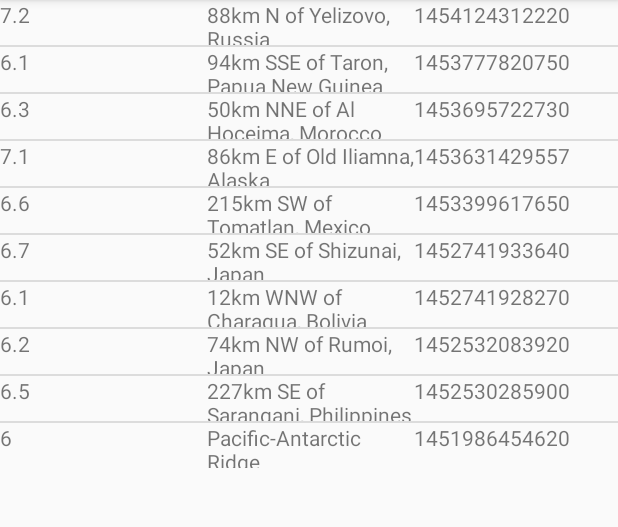
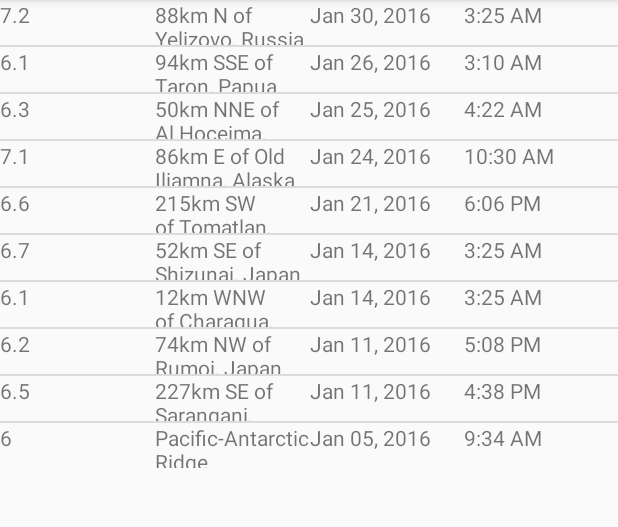
Before and after one commit to orrpeles/androidDevJsonArrayList, an Android app: the screen it shows after launch (MainActivity), on a phone screen of 412 x 824 dp, the part 84-611 px from its top. Run offline under Robolectric (Android 15) with nearby library versions, the phone set to English and light mode, and no system bars.

Commit message:
formatted time to display correctly

```diff
--- a/app/src/main/java/com/example/customadapter4/QueryUtils.java
+++ b/app/src/main/java/com/example/customadapter4/QueryUtils.java
@@ -53,7 +53,7 @@ public final class QueryUtils {
                 // get properties for JSONObject
                 String magnitueID = properties.getString("mag");
                 String locationID = properties.getString("place");
-                String dateID = properties.getString("time");
+                long dateID = properties.getLong("time");
                 // append params to earthquakes arraylist
                 earthquakes.add(new quake(magnitueID, locationID, dateID));
 
--- a/app/src/main/java/com/example/customadapter4/earthquakeAdapter.java
+++ b/app/src/main/java/com/example/customadapter4/earthquakeAdapter.java
@@ -13,7 +13,9 @@ import androidx.annotation.Nullable;
 
 import org.w3c.dom.Text;
 
+import java.text.SimpleDateFormat;
 import java.util.ArrayList;
+import java.util.Date;
 import java.util.List;
 
 public class earthquakeAdapter extends ArrayAdapter <quake> {
@@ -33,14 +35,36 @@ public class earthquakeAdapter extends ArrayAdapter <quake> {
         }
 
         TextView magnitude = convertView.findViewById(R.id.magnitude);
+        magnitude.setText(qke.getMagnitude());
+
         TextView location = convertView.findViewById(R.id.location);
-        TextView date = convertView.findViewById(R.id.date);
+        location.setText(qke.getLocation());
 
-        magnitude.setText(qke.getMagnitude());
-        location.setText(qke.getLocation());
-        date.setText(qke.getDate());
+
+        // create a new data object from time in milliseconds of the quake
+        Date dateObject = new Date(qke.getTimeInMilliseconds());
+        //find the textview
+        TextView dateInMilliseconds = convertView.findViewById(R.id.date);
+        String formattedDate = formatDate(dateObject);
+        dateInMilliseconds.setText(formattedDate);
+
+        // find TV with time
+        TextView timeView = convertView.findViewById(R.id.time);
+        String formattedTime = formatTime(dateObject);
+        timeView.setText(formattedTime);
+
 
         return convertView;
 
     }
+
+    private String formatTime(Date dateObject) {
+        SimpleDateFormat timeFormat = new SimpleDateFormat("h:mm a");
+        return timeFormat.format(dateObject);
+    }
+
+    private String formatDate(Date dateObject) {
+        SimpleDateFormat dateFormat = new SimpleDateFormat("LLL dd, yyyy");
+        return dateFormat.format(dateObject);
+    }
 }
--- a/app/src/main/java/com/example/customadapter4/quake.java
+++ b/app/src/main/java/com/example/customadapter4/quake.java
@@ -3,12 +3,12 @@ package com.example.customadapter4;
 public class quake {
     private String magnitude;
     private String location;
-    private String date;
+    private long timeInMilliseconds;
 
-    public quake(String magnitude, String location, String date) {
+    public quake(String magnitude, String location, long timeInMilliseconds) {
         this.magnitude = magnitude;
         this.location = location;
-        this.date = date;
+        this.timeInMilliseconds = timeInMilliseconds;
     }
 
     public String getMagnitude() {
@@ -19,7 +19,7 @@ public class quake {
         return location;
     }
 
-    public String getDate() {
-        return date;
+    public long getTimeInMilliseconds() {
+        return timeInMilliseconds;
     }
 }
--- a/app/src/main/res/layout/model.xml
+++ b/app/src/main/res/layout/model.xml
@@ -10,20 +10,28 @@
         android:layout_height="30dp"
         android:id="@+id/magnitude"
         android:text="strength"
-        android:layout_weight="33.3"/>
+        android:layout_weight="25.0"/>
 
     <TextView
         android:layout_width="match_parent"
         android:layout_height="30dp"
         android:id="@+id/location"
         android:text="name"
-        android:layout_weight="33.3"/>
+        android:layout_weight="25.0"/>
 
     <TextView
         android:layout_width="match_parent"
         android:layout_height="30dp"
         android:id="@+id/date"
-        android:text="date"
-        android:layout_weight="33.3"/>
+        android:text="6 Mar, 2010"
+        android:layout_weight="25.0"/>
+
+    <TextView
+        android:layout_width="match_parent"
+        android:layout_height="30dp"
+        android:id="@+id/time"
+        android:text="3:00 PM"
+        android:layout_weight="25.0"/>
+
 
 </LinearLayout>
```
